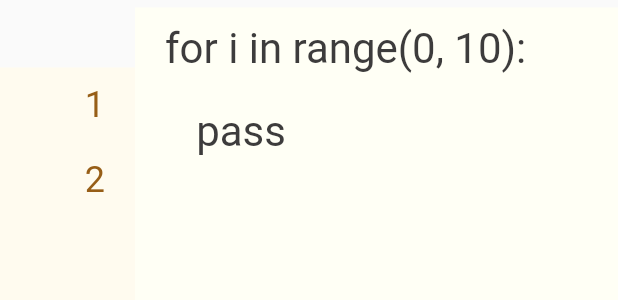
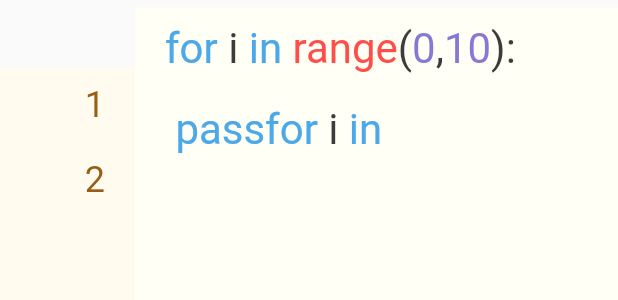
Before and after one commit to guissy/mylearn, a Flutter app: the Editor widget shown alone on an empty page, opened directly, on a phone screen of 412 x 824 dp. Shown: the top 300 px of the screen. Run offline on Flutter 3.47's test engine with Material 2 defaults, Android fonts, the phone set to English and light mode, and no system bars; our stand-ins replace flutter_svg.

Commit message:
color test ok

```diff
--- a/lib/abc/getCodeSpan.dart
+++ b/lib/abc/getCodeSpan.dart
@@ -1,16 +1,113 @@
+import 'package:flutter/material.dart';
+
 part 'py.dart';
 
 class GetCodeSpan {
   String line;
+  List<TextSpan> spans = new List();
 
   GetCodeSpan(this.line) {
-//    PythonSyntax.functions
+//    start(this.line, 0);
   }
 
-  extractString() {
+  start(String str, int index) {
+    if (str.trim() != '') {
+      List<dynamic> strs = extractString(str);
+      if (strs.length > 0) {
+        var n = index + 1;
+        if (strs[1].toString().trim() == '') {
+          n = index;
+        }
+        var el = TextSpan(text: strs[0], style: TextStyle(color: Color(0xff1dab51)));
+        spans.insert(n, el);
+        start(strs[2], index + 2);
+        start(strs[1], index);
+      } else {
+        strs = splitBracketLeft(str);
+        if (strs.length > 1) {
+          start(strs[1], index);
+          spans.insert(index, TextSpan(text: '(', style: TextStyle(color: Color(0xff3d3c3c))));
+          start(strs[0], index);
+        } else {
+          strs = splitBracketRight(str);
+          if (strs.length > 1) {
+            start(strs[1], index);
+            spans.insert(index, TextSpan(text: ')', style: TextStyle(color: Color(0xff3d3c3c))));
+            start(strs[0], index);
+          } else {
+            strs = splitComma(str);
+            if (strs.length > 1) {
+              start(strs[1], index);
+              spans.insert(index, TextSpan(text: ',', style: TextStyle(color: Color(0xff3d3c3c))));
+              start(strs[0], index);
+            }  else {
+              strs = splitSpace(str);
+              if (strs.length > 1) {
+                var i = 0;
+                strs.reversed.forEach((str) {
+                  i += 1;
+                  start(str, index);
+                  if (i < strs.length) {
+                    spans.insert(index, TextSpan(text: ' ', style: TextStyle(color: Color(0xff3d3c3c))));
+                  }
+                });
+              } else {
+                RegExp isNumber = new RegExp(r"^(\d)*\.?(\d)*$");
+                RegExp isComment = new RegExp(r'^#.+');
+                RegExp isBool = new RegExp(r'^(True|False)$');
+                if (
+                PythonSyntax.keywords.contains(str)) {
+                  spans.insert(index, TextSpan(text: str, style: TextStyle(color: Color(0xff4ca9e9))));
+                }
+                else if (
+                PythonSyntax.functions.contains(str)) {
+                  spans.insert(index, TextSpan(text: str, style: TextStyle(color: Color(0xffff4e4a))));
+                }
+                else if (
+                PythonSyntax.functions.contains(str)) {
+                  spans.insert(index, TextSpan(text: str, style: TextStyle(color: Color(0xffff4e4a))));
+                } else if (isNumber.hasMatch(str)) {
+                  spans.insert(index, TextSpan(text: str, style: TextStyle(color: Color(0xff8679d5))));
+                } else if (isBool.hasMatch(str)) {
+                  spans.insert(index, TextSpan(text: str, style: TextStyle(color: Color(0xffb58267))));
+                } else if (isComment.hasMatch(str)) {
+                  spans.insert(index, TextSpan(text: str, style: TextStyle(color: Color(0xffff9d00))));
+                } else {
+                  spans.insert(index, TextSpan(text: str, style: TextStyle(color: Color(0xff3d3c3c))));
+                }
+              }
+            }
+          }
+        }
+      }
+    }
+    return spans;
+  }
+
+  // 括号/逗号/空格
+  splitBracketLeft(String str) {
+    var pattern = new RegExp(r"\s*\(\s*");
+    return str.split(pattern);
+  }
+  splitBracketRight(String str) {
+    var pattern = new RegExp(r"\s*\)\s*");
+    return str.split(pattern);
+  }
+  splitComma(String str) {
+    var pattern = new RegExp(r"\s*\,\s*");
+    return str.split(pattern);
+  }
+  splitSpace(String str) {
+    var pattern = new RegExp(r"\s+");
+    return str.split(pattern);
+  }
+
+  extractString(String str) {
     RegExp strR1 = new RegExp(r"'[^']*'");
     RegExp strR2 = new RegExp(r'"[^"]*"');
     var a = strR1.firstMatch(line) ?? strR2.firstMatch(line);
-    return a != null ? [a.group(0), a.start, a.end] : [];
+    return a != null
+        ? [a.group(0), str.substring(0, a.start), str.substring(a.end)]
+        : [];
   }
 }
--- a/lib/stage/editor.dart
+++ b/lib/stage/editor.dart
@@ -1,4 +1,5 @@
 import 'package:flutter/material.dart';
+import 'package:mylearn/abc/getCodeSpan.dart';
 
 class Editor extends StatefulWidget {
   @override
@@ -7,42 +8,11 @@ class Editor extends StatefulWidget {
 
 class _EditorState extends State<Editor> {
 
-  getCodeWords(String str) {
-
-    List<String> s = str.split(' ');
-    List<TextSpan> widgets = [];
-    RegExp isNumber = new RegExp(r"^(\d)*\.?(\d)*$");
-    RegExp isString = new RegExp(r"^'.+'$");
-    RegExp isString2 = new RegExp(r'^".+"$');
-    RegExp isComment = new RegExp(r'^#.+');
-    s.forEach((e) {
-      if (
-      keywords.contains(e)) {
-        widgets.add(TextSpan(text: e, style: TextStyle(color: Color(0xff4ca9e9))));
-      } else if (isNumber.hasMatch(e)) {
-        widgets.add(TextSpan(text: e, style: TextStyle(color: Color(0xff8679d5))));
-      } else if (isString.hasMatch(e) || isString2.hasMatch(e)) {
-        widgets.add(TextSpan(text: e, style: TextStyle(color: Color(0xff1dab51))));
-      } else if (e == 'True' || e == 'False') {
-        widgets.add(TextSpan(text: e, style: TextStyle(color: Color(0xffb58267))));
-      } else if (functions.contains(e.split('(')[0])) {
-        String world = e.split('(')[0];
-        String other = e.split('(').sublist(1).join('(');
-        widgets.add(TextSpan(text: world, style: TextStyle(color: Color(0xffff4e4a))));
-        widgets.add(TextSpan(text: '('+other, style: TextStyle(color: Color(0xff3d3c3c))));
-        // Todo other is number or string bool
-      } else if (isComment.hasMatch(e)) {
-        widgets.add(TextSpan(text: e, style: TextStyle(color: Color(0xffff9d00))));
-      } else {
-        widgets.add(TextSpan(text: e, style: TextStyle(color: Color(0xff3d3c3c))));
-      }
-      widgets.add(TextSpan(text: ' '));
-    });
-    return widgets;
-  }
+  GetCodeSpan getCodeSpan = new GetCodeSpan('for i in range(0, 10): \n   pass');
 
   @override
   Widget build(BuildContext context) {
+//    getCodeSpan.start('for i in range(0, 10): \n   pass', 0);
     List<String> code = 'for i in range(0, 10): \n   pass'.split('\n');
     return Container(
       child: Row(
@@ -89,7 +59,7 @@ class _EditorState extends State<Editor> {
                             text: '',
                             style: TextStyle(
                                 color: Colors.black, fontSize: 28.0),
-                            children: getCodeWords(code[i]),
+                            children: getCodeSpan.start(code[i], 0),
                           ),
                         ),
                       )),
```
Also changed, not shown: 1 other file.
